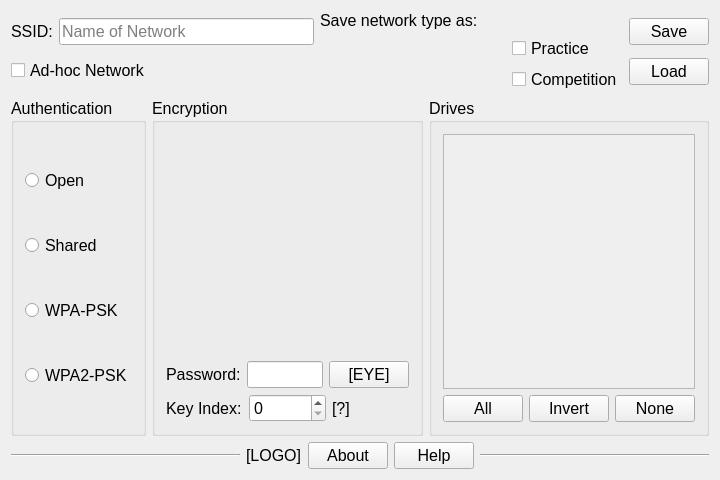
Before: the Qt Designer form configwindow.ui in OlyCow/drive-configer, drawn with Qt 5.
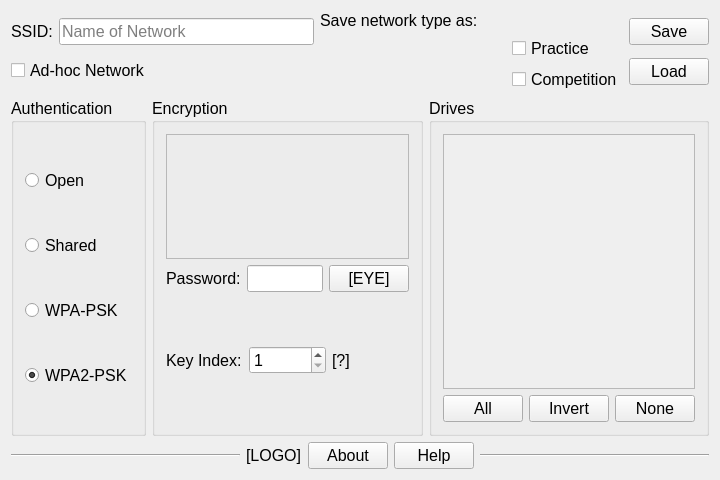
After: the same form once the commit is applied.

Commit message: Named all existing widgets

The edit to the form file:
```diff
--- a/configwindow.ui
+++ b/configwindow.ui
@@ -155,6 +155,9 @@
            <property name="text">
             <string>WPA2-PSK</string>
            </property>
+           <property name="checked">
+            <bool>true</bool>
+           </property>
           </widget>
          </item>
         </layout>
@@ -167,17 +170,14 @@
         </property>
         <layout class="QVBoxLayout" name="verticalLayout_3">
          <item>
-          <spacer name="verticalSpacer">
-           <property name="orientation">
-            <enum>Qt::Vertical</enum>
+          <widget class="QFrame" name="frame_encrypt">
+           <property name="frameShape">
+            <enum>QFrame::StyledPanel</enum>
            </property>
-           <property name="sizeHint" stdset="0">
-            <size>
-             <width>20</width>
-             <height>109</height>
-            </size>
+           <property name="frameShadow">
+            <enum>QFrame::Raised</enum>
            </property>
-          </spacer>
+          </widget>
          </item>
          <item>
           <layout class="QHBoxLayout" name="horizontalLayout_3">
@@ -217,7 +217,14 @@
             </widget>
            </item>
            <item>
-            <widget class="QSpinBox" name="spinBox"/>
+            <widget class="QSpinBox" name="spinBox_key_index">
+             <property name="minimum">
+              <number>1</number>
+             </property>
+             <property name="maximum">
+              <number>4</number>
+             </property>
+            </widget>
            </item>
            <item>
             <widget class="QLabel" name="label_5">
```
Left out of the diff: 125 changed lines with no effect on the pictures.
